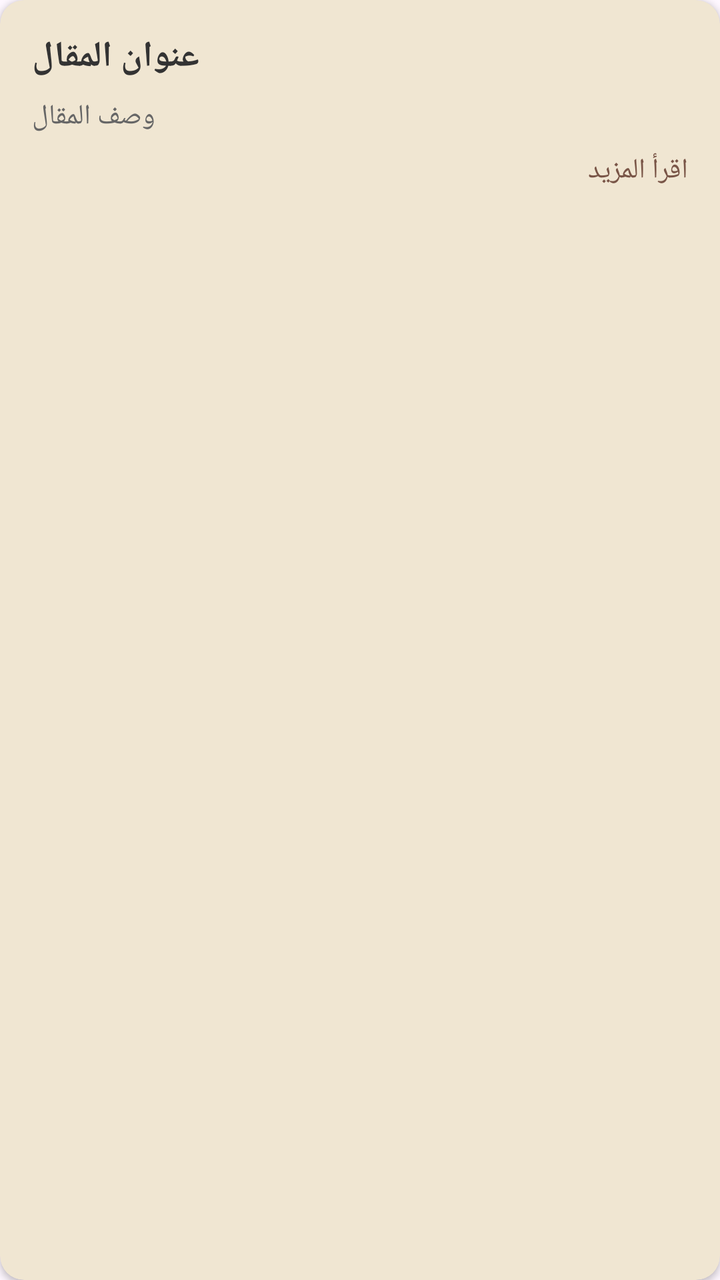
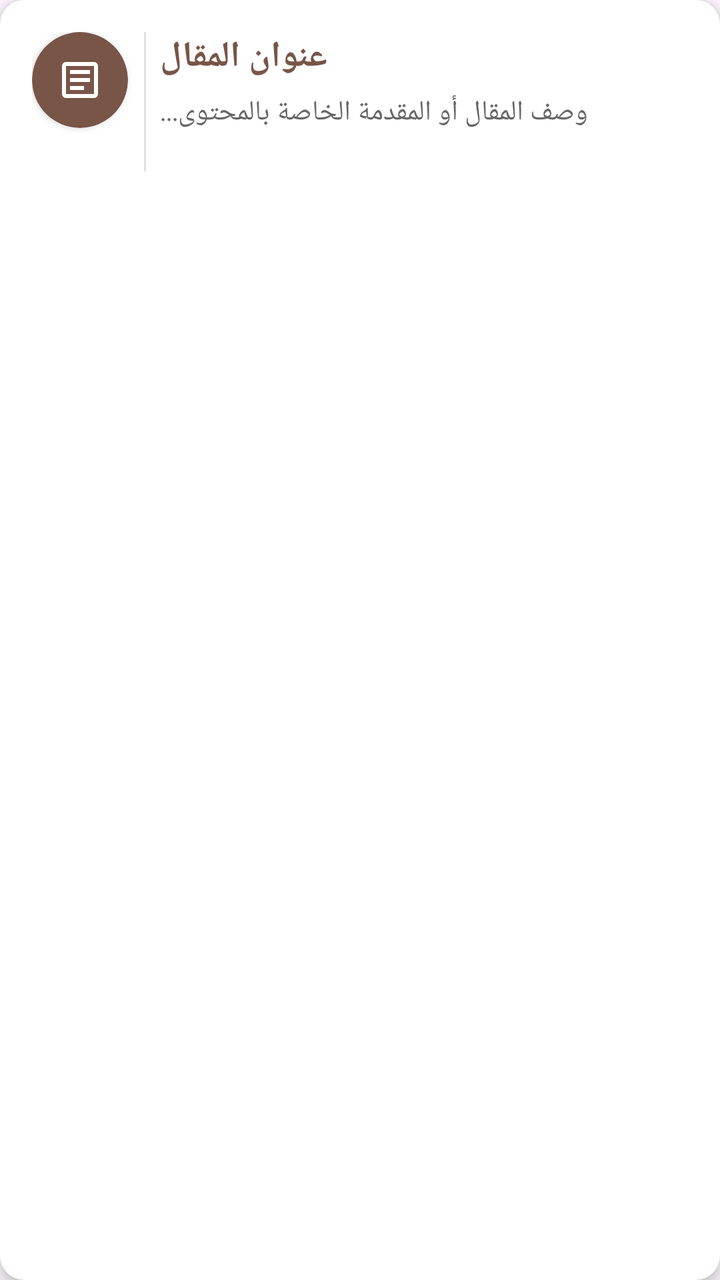

The first picture is an Android layout as it rendered before a commit; the second is the same layout after the commit. The layout source and the unified diff follow.
<!-- AndroidManifest.xml: application theme Theme.Zakrni -->
<!-- res/layout/item_article.xml -->
<?xml version="1.0" encoding="utf-8"?>
<androidx.cardview.widget.CardView xmlns:android="http://schemas.android.com/apk/res/android"
    xmlns:app="http://schemas.android.com/apk/res-auto"
    android:layout_width="match_parent"
    android:layout_height="wrap_content"
    android:layout_marginHorizontal="8dp"
    android:layout_marginVertical="4dp"
    app:cardCornerRadius="12dp"
    app:cardElevation="2dp"
    app:cardBackgroundColor="#F0E6D2">

    <LinearLayout
        android:layout_width="match_parent"
        android:layout_height="wrap_content"
        android:orientation="vertical"
        android:padding="16dp">

        
        <TextView
            android:id="@+id/tvArticleTitle"
            android:layout_width="match_parent"
            android:layout_height="wrap_content"
            android:text="عنوان المقال"
            android:textSize="18sp"
            android:textStyle="bold"
            android:textColor="#333333"
            android:fontFamily="@font/scheherazade"
            android:gravity="end"
            android:layoutDirection="rtl" />

        
        <TextView
            android:id="@+id/tvArticleDescription"
            android:layout_width="match_parent"
            android:layout_height="wrap_content"
            android:layout_marginTop="8dp"
            android:text="وصف المقال"
            android:textSize="14sp"
            android:textColor="#666666"
            android:fontFamily="@font/scheherazade"
            android:gravity="end"
            android:layoutDirection="rtl"
            android:maxLines="3"
            android:ellipsize="end" />

        
        <TextView
            android:id="@+id/tvReadMore"
            android:layout_width="wrap_content"
            android:layout_height="wrap_content"
            android:layout_marginTop="8dp"
            android:text="اقرأ المزيد"
            android:textSize="14sp"
            android:textColor="#795547"
            android:fontFamily="@font/scheherazade"
            android:layout_gravity="end" />

    </LinearLayout>

</androidx.cardview.widget.CardView>
<!-- resources referenced by this layout -->
<resources>
  <style name="Theme.Zakrni" parent="Base.Theme.Zakrni" />
  <style name="Base.Theme.Zakrni" parent="Theme.Material3.DayNight.NoActionBar">
          
          
      </style>
</resources>

<!-- the commit's change to res/layout/item_article.xml (unified diff, before → after) -->
@@ -3,58 +3,162 @@
     xmlns:app="http://schemas.android.com/apk/res-auto"
     android:layout_width="match_parent"
     android:layout_height="wrap_content"
-    android:layout_marginHorizontal="8dp"
-    android:layout_marginVertical="4dp"
+    android:layout_margin="8dp"
     app:cardCornerRadius="12dp"
-    app:cardElevation="2dp"
-    app:cardBackgroundColor="#F0E6D2">
+    app:cardElevation="4dp"
+    app:cardBackgroundColor="#FFFFFF"
+    android:foreground="?android:attr/selectableItemBackground"
+    android:clickable="true"
+    android:focusable="true">
 
-    <LinearLayout
+    <androidx.constraintlayout.widget.ConstraintLayout
         android:layout_width="match_parent"
         android:layout_height="wrap_content"
-        android:orientation="vertical"
         android:padding="16dp">
+
+        
+        <androidx.cardview.widget.CardView
+            android:id="@+id/categoryCard"
+            android:layout_width="48dp"
+            android:layout_height="48dp"
+            app:cardCornerRadius="24dp"
+            app:cardBackgroundColor="#795547"
+            app:cardElevation="2dp"
+            app:layout_constraintStart_toStartOf="parent"
+            app:layout_constraintTop_toTopOf="parent">
+
+            <ImageView
+                android:id="@+id/ivCategoryIcon"
+                android:layout_width="24dp"
+                android:layout_height="24dp"
+                android:layout_gravity="center"
+                android:src="@drawable/ic_article"
+                android:tint="#FFFFFF"
+                android:contentDescription="مقال" />
+
+        </androidx.cardview.widget.CardView>
 
         
         <TextView
             android:id="@+id/tvArticleTitle"
-            android:layout_width="match_parent"
+            android:layout_width="0dp"
             android:layout_height="wrap_content"
+            android:layout_marginStart="16dp"
+            android:layout_marginEnd="8dp"
             android:text="عنوان المقال"
             android:textSize="18sp"
             android:textStyle="bold"
-            android:textColor="#333333"
+            android:textColor="#795547"
+            android:gravity="end"
+            android:maxLines="2"
+            android:ellipsize="end"
             android:fontFamily="@font/scheherazade"
-            android:gravity="end"
-            android:layoutDirection="rtl" />
+            app:layout_constraintStart_toEndOf="@+id/categoryCard"
+            app:layout_constraintEnd_toEndOf="parent"
+            app:layout_constraintTop_toTopOf="parent" />
 
         
         <TextView
             android:id="@+id/tvArticleDescription"
-            android:layout_width="match_parent"
+            android:layout_width="0dp"
             android:layout_height="wrap_content"
-            android:layout_marginTop="8dp"
-            android:text="وصف المقال"
+            android:layout_marginStart="16dp"
+            android:layout_marginTop="6dp"
+            android:layout_marginEnd="8dp"
+            android:text="وصف المقال أو المقدمة الخاصة بالمحتوى..."
             android:textSize="14sp"
             android:textColor="#666666"
+            android:gravity="end"
+            android:maxLines="3"
+            android:ellipsize="end"
+            android:lineSpacingExtra="2dp"
             android:fontFamily="@font/scheherazade"
-            android:gravity="end"
-            android:layoutDirection="rtl"
-            android:maxLines="3"
-            android:ellipsize="end" />
+            app:layout_constraintStart_toEndOf="@+id/categoryCard"
+            app:layout_constraintEnd_toEndOf="parent"
+            app:layout_constraintTop_toBottomOf="@+id/tvArticleTitle" />
 
         
-        <TextView
-            android:id="@+id/tvReadMore"
+        <LinearLayout
+            android:id="@+id/metadataContainer"
+            android:layout_width="0dp"
+            android:layout_height="wrap_content"
+            android:layout_marginStart="16dp"
+            android:layout_marginTop="12dp"
+            android:layout_marginEnd="8dp"
+            android:orientation="horizontal"
+            android:gravity="end"
+            app:layout_constraintStart_toEndOf="@+id/categoryCard"
+            app:layout_constraintEnd_toEndOf="parent"
+            app:layout_constraintTop_toBottomOf="@+id/tvArticleDescription">
+
+            
+            <LinearLayout
+                android:layout_width="wrap_content"
+                android:layout_height="wrap_content"
+                android:orientation="horizontal"
+                android:gravity="center_vertical"
+                android:layout_marginStart="16dp">
+
+
+
+
+
+            </LinearLayout>
+
+            
+            <LinearLayout
+                android:layout_width="wrap_content"
+                android:layout_height="wrap_content"
+                android:orientation="horizontal"
+                android:gravity="center_vertical">
+
+
+
+
+
+            </LinearLayout>
+
+        </LinearLayout>
+
+        
+        <androidx.cardview.widget.CardView
+            android:id="@+id/categoryTagCard"
             android:layout_width="wrap_content"
             android:layout_height="wrap_content"
+            android:layout_marginStart="16dp"
             android:layout_marginTop="8dp"
-            android:text="اقرأ المزيد"
-            android:textSize="14sp"
-            android:textColor="#795547"
-            android:fontFamily="@font/scheherazade"
-            android:layout_gravity="end" />
+            app:cardCornerRadius="12dp"
+            app:cardBackgroundColor="#E8F5E8"
+            app:cardElevation="0dp"
+            app:layout_constraintStart_toEndOf="@+id/categoryCard"
+            app:layout_constraintTop_toBottomOf="@+id/metadataContainer">
 
-    </LinearLayout>
+
+
+
+
+
+
+
+
+
+
+
+
+        </androidx.cardview.widget.CardView>
+
+        
+        <View
+            android:layout_width="1dp"
+            android:layout_height="0dp"
+            android:layout_marginStart="8dp"
+            android:background="#E0E0E0"
+            app:layout_constraintStart_toEndOf="@+id/categoryCard"
+            app:layout_constraintTop_toTopOf="parent"
+            app:layout_constraintBottom_toBottomOf="parent" />
+
+
+
+    </androidx.constraintlayout.widget.ConstraintLayout>
 
 </androidx.cardview.widget.CardView>
<!-- resource entries referenced after the edit -->
@@ -1,5 +1,30 @@
 <!-- resources referenced by this layout -->
 <resources>
+  <!-- drawable ic_article (drawable) -->
+  <vector xmlns:android="http://schemas.android.com/apk/res/android"
+      android:width="24dp"
+      android:height="24dp"
+      android:viewportWidth="24"
+      android:viewportHeight="24"
+      android:tint="?attr/colorOnSurface">
+  
+      <path
+          android:fillColor="@android:color/white"
+          android:pathData="M19,3H5C3.9,3 3,3.9 3,5v14c0,1.1 0.9,2 2,2h14c1.1,0 2,-0.9 2,-2V5C21,3.9 20.1,3 19,3zM19,19H5V5h14V19z"/>
+  
+      <path
+          android:fillColor="@android:color/white"
+          android:pathData="M7,7h10v2H7z"/>
+  
+      <path
+          android:fillColor="@android:color/white"
+          android:pathData="M7,11h10v2H7z"/>
+  
+      <path
+          android:fillColor="@android:color/white"
+          android:pathData="M7,15h7v2H7z"/>
+  
+  </vector>
   <style name="Theme.Zakrni" parent="Base.Theme.Zakrni" />
   <style name="Base.Theme.Zakrni" parent="Theme.Material3.DayNight.NoActionBar">
           
